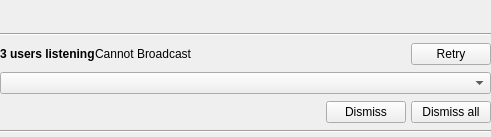
Above: src/GUI/PlayerPlugins/Broadcasting/GUI_Broadcast.ui from return42/sayonara before the change. Below: the same form after it.
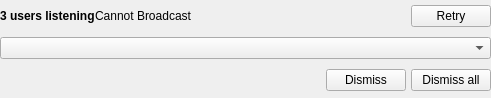
That is the form after the change. Icons and pictures are not drawn.

Patch:
```diff
--- a/src/GUI/PlayerPlugins/Broadcasting/GUI_Broadcast.ui
+++ b/src/GUI/PlayerPlugins/Broadcasting/GUI_Broadcast.ui
@@ -7,32 +7,29 @@
     <x>0</x>
     <y>0</y>
     <width>491</width>
-    <height>137</height>
+    <height>98</height>
    </rect>
   </property>
-  <property name="minimumSize">
-   <size>
-    <width>0</width>
-    <height>137</height>
-   </size>
-  </property>
-  <property name="maximumSize">
-   <size>
-    <width>16777215</width>
-    <height>500</height>
-   </size>
-  </property>
   <property name="windowTitle">
    <string/>
   </property>
   <layout class="QGridLayout" name="gridLayout">
+   <property name="leftMargin">
+    <number>0</number>
+   </property>
+   <property name="topMargin">
+    <number>0</number>
+   </property>
+   <property name="rightMargin">
+    <number>0</number>
+   </property>
+   <property name="bottomMargin">
+    <number>0</number>
+   </property>
    <property name="verticalSpacing">
     <number>5</number>
    </property>
-   <property name="margin">
-    <number>0</number>
-   </property>
-   <item row="2" column="0" colspan="2">
+   <item row="0" column="0" colspan="2">
     <layout class="QHBoxLayout" name="horizontalLayout_2">
      <item>
       <widget class="QLabel" name="lab_status">
@@ -85,97 +82,7 @@
      </item>
     </layout>
    </item>
-   <item row="3" column="0" colspan="2">
-    <widget class="QComboBox" name="combo_clients">
-     <property name="focusPolicy">
-      <enum>Qt::ClickFocus</enum>
-     </property>
-    </widget>
-   </item>
-   <item row="0" column="0" colspan="2">
-    <layout class="QHBoxLayout" name="horizontalLayout">
-     <property name="spacing">
-      <number>6</number>
-     </property>
-     <item>
-      <widget class="QLabel" name="lab_title">
-       <property name="font">
-        <font>
-         <pointsize>11</pointsize>
-         <weight>75</weight>
-         <bold>true</bold>
-        </font>
-       </property>
-       <property name="focusPolicy">
-        <enum>Qt::ClickFocus</enum>
-       </property>
-       <property name="text">
-        <string/>
-       </property>
-      </widget>
-     </item>
-     <item>
-      <widget class="QPushButton" name="btn_close">
-       <property name="sizePolicy">
-        <sizepolicy hsizetype="MinimumExpanding" vsizetype="MinimumExpanding">
-         <horstretch>0</horstretch>
-         <verstretch>0</verstretch>
-        </sizepolicy>
-       </property>
-       <property name="minimumSize">
-        <size>
-         <width>24</width>
-         <height>24</height>
-        </size>
-       </property>
-       <property name="maximumSize">
-        <size>
-         <width>24</width>
-         <height>24</height>
-        </size>
-       </property>
-       <property name="focusPolicy">
-        <enum>Qt::ClickFocus</enum>
-       </property>
-       <property name="text">
-        <string notr="true"/>
-       </property>
-       <property name="iconSize">
-        <size>
-         <width>16</width>
-         <height>16</height>
-        </size>
-       </property>
-       <property name="flat">
-        <bool>true</bool>
-       </property>
-      </widget>
-     </item>
-    </layout>
-   </item>
-   <item row="1" column="0" colspan="2">
-    <widget class="Line" name="line_3">
-     <property name="orientation">
-      <enum>Qt::Horizontal</enum>
-     </property>
-    </widget>
-   </item>
-   <item row="6" column="0" colspan="2">
-    <widget class="Line" name="line_2">
-     <property name="font">
-      <font>
-       <pointsize>9</pointsize>
-      </font>
-     </property>
-     <property name="focusPolicy">
-      <enum>Qt::ClickFocus</enum>
-     </property>
-     <property name="orientation">
-      <enum>Qt::Horizontal</enum>
-     </property>
-    </widget>
-   </item>
-   <item row="4" column="0" colspan="2">
+   <item row="2" column="0" colspan="2">
     <layout class="QHBoxLayout" name="horizontalLayout_3">
      <property name="spacing">
       <number>5</number>
@@ -235,6 +142,13 @@
      </item>
     </layout>
    </item>
+   <item row="1" column="0" colspan="2">
+    <widget class="QComboBox" name="combo_clients">
+     <property name="focusPolicy">
+      <enum>Qt::ClickFocus</enum>
+     </property>
+    </widget>
+   </item>
   </layout>
  </widget>
  <resources>
```
Left out of the diff: 19 changed lines with no effect on the pictures.
